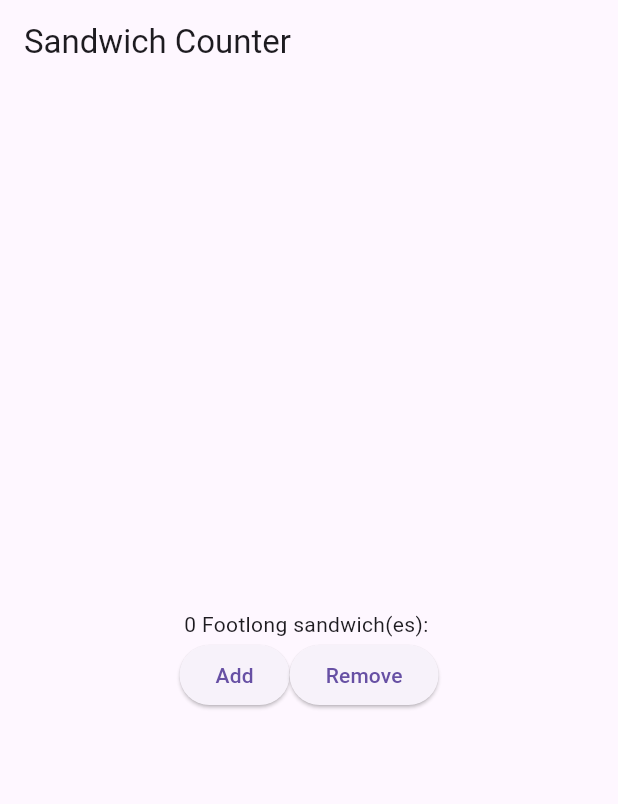
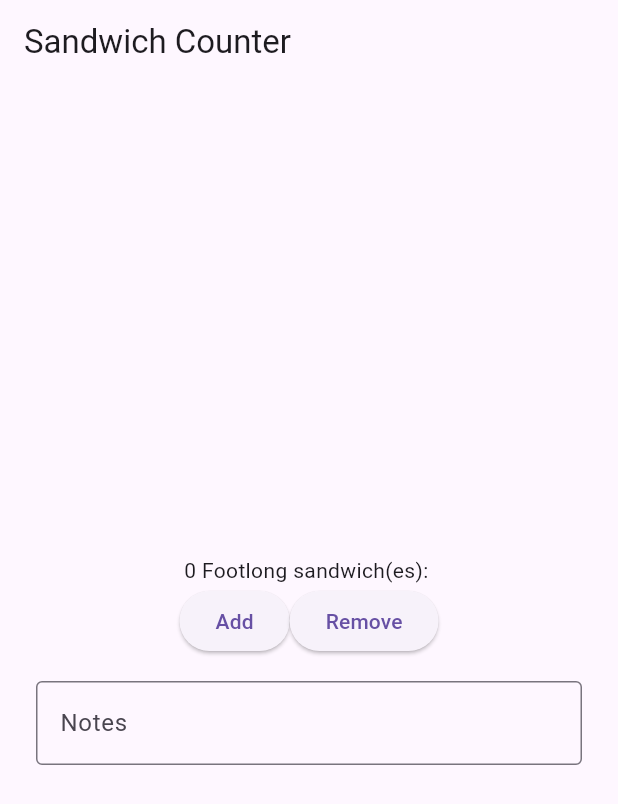
Before and after one commit to ProWigga/sandwich_shop, a Flutter app: the screen it shows after launch, on a phone screen of 412 x 824 dp. Shown: the top 804 px of the screen. Run offline on Flutter 3.47's test engine with Material 3 defaults, Android fonts, the phone set to English and light mode, and no system bars.

Commit message:
Add custom note TextField

```diff
--- a/lib/main.dart
+++ b/lib/main.dart
@@ -29,6 +29,7 @@ class OrderScreen extends StatefulWidget {
 
 class _OrderScreenState extends State<OrderScreen> {
   int _quantity = 0;
+  final TextEditingController _notesController = TextEditingController();
 
   void _increaseQuantity() {
     if (_quantity < widget.maxQuantity) {
@@ -40,6 +41,12 @@ class _OrderScreenState extends State<OrderScreen> {
     if (_quantity > 0) {
       setState(() => _quantity--);
     }
+  }
+
+  @override
+  void dispose() {
+    _notesController.dispose();
+    super.dispose();
   }
 
   @override
@@ -68,6 +75,18 @@ class _OrderScreenState extends State<OrderScreen> {
                   child: const Text('Remove'),
                 ),
               ],
+            ),
+            const SizedBox(height: 16),
+            Padding(
+              padding: const EdgeInsets.symmetric(horizontal: 24.0),
+              child: TextField(
+                controller: _notesController,
+                decoration: const InputDecoration(
+                  border: OutlineInputBorder(),
+                  labelText: 'Notes',
+                  hintText: 'Add custom notes for your sandwich',
+                ),
+              ),
             ),
           ],
         ),
```
